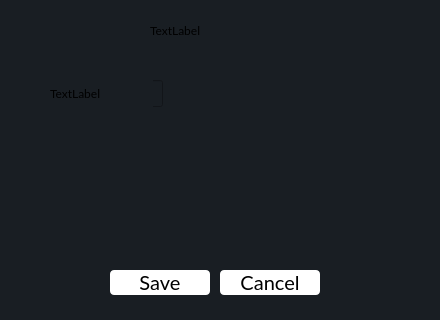
Old version of the form PhoneManagerGUI/ui/tariffeditwidget.ui in the repository tarashunchak/PhoneCompanyManager.
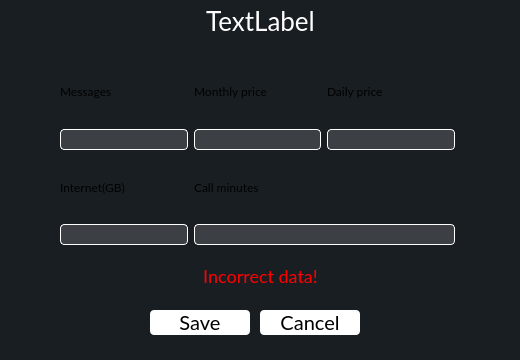
New version of the form.

Commit message: insertion widget layouts

The edit to the form file:
```diff
--- a/PhoneManagerGUI/ui/tariffeditwidget.ui
+++ b/PhoneManagerGUI/ui/tariffeditwidget.ui
@@ -6,8 +6,8 @@
    <rect>
     <x>0</x>
     <y>0</y>
-    <width>440</width>
-    <height>320</height>
+    <width>520</width>
+    <height>360</height>
    </rect>
   </property>
   <property name="windowTitle">
@@ -20,8 +20,8 @@
   <widget class="QPushButton" name="calcel_btn">
    <property name="geometry">
     <rect>
-     <x>220</x>
-     <y>270</y>
+     <x>260</x>
+     <y>310</y>
      <width>100</width>
      <height>25</height>
     </rect>
@@ -45,8 +45,8 @@
   <widget class="QPushButton" name="save_btn">
    <property name="geometry">
     <rect>
-     <x>110</x>
-     <y>270</y>
+     <x>150</x>
+     <y>310</y>
      <width>100</width>
      <height>25</height>
     </rect>
@@ -70,37 +70,172 @@
   <widget class="QLabel" name="tariff_name_label">
    <property name="geometry">
     <rect>
-     <x>150</x>
-     <y>20</y>
-     <width>141</width>
-     <height>21</height>
+     <x>0</x>
+     <y>0</y>
+     <width>521</width>
+     <height>41</height>
     </rect>
    </property>
+   <property name="styleSheet">
+    <string notr="true">background-color:transparent;
+color:white;
+font-family:Lato, Consolas;
+font-size:26px;</string>
+   </property>
    <property name="text">
     <string>TextLabel</string>
    </property>
+   <property name="alignment">
+    <set>Qt::AlignmentFlag::AlignCenter</set>
+   </property>
   </widget>
-  <widget class="QLineEdit" name="lineEdit">
+  <widget class="QWidget" name="layoutWidget">
    <property name="geometry">
     <rect>
-     <x>50</x>
-     <y>80</y>
-     <width>113</width>
-     <height>27</height>
+     <x>60</x>
+     <y>60</y>
+     <width>395</width>
+     <height>185</height>
     </rect>
    </property>
+   <layout class="QGridLayout" name="gridLayout">
+    <item row="0" column="0">
+     <layout class="QVBoxLayout" name="verticalLayout_5">
+      <item>
+       <widget class="QLabel" name="label_4">
+        <property name="text">
+         <string>Messages</string>
+        </property>
+       </widget>
+      </item>
+      <item>
+       <widget class="QLineEdit" name="messages_lineEdit">
+        <property name="styleSheet">
+         <string notr="true">background-color:rgba(200, 200, 200, 0.2);
+color:white;
+font-family:Lato, Consolas;
+font-size:14px;
+border-radius:4px;
+border:1px solid white;</string>
+        </property>
+       </widget>
+      </item>
+     </layout>
+    </item>
+    <item row="0" column="2">
+     <layout class="QVBoxLayout" name="verticalLayout_4">
+      <item>
+       <widget class="QLabel" name="label_3">
+        <property name="text">
+         <string>Daily price</string>
+        </property>
+       </widget>
+      </item>
+      <item>
+       <widget class="QLineEdit" name="daily_price_lineEdit">
+        <property name="styleSheet">
+         <string notr="true">background-color:rgba(200, 200, 200, 0.2);
+color:white;
+font-family:Lato, Consolas;
+font-size:14px;
+border-radius:4px;
+border:1px solid white;</string>
+        </property>
+       </widget>
+      </item>
+     </layout>
+    </item>
+    <item row="2" column="0">
+     <layout class="QVBoxLayout" name="verticalLayout_2">
+      <item>
+       <widget class="QLabel" name="label_5">
+        <property name="text">
+         <string>Internet(GB)</string>
+        </property>
+       </widget>
+      </item>
+      <item>
+       <widget class="QLineEdit" name="internet_lineEdit">
+        <property name="styleSheet">
+         <string notr="true">background-color:rgba(200, 200, 200, 0.2);
+color:white;
+font-family:Lato, Consolas;
+font-size:14px;
+border-radius:4px;
+border:1px solid white;</string>
+        </property>
+       </widget>
+      </item>
+     </layout>
+    </item>
+    <item row="2" column="1" colspan="2">
+     <layout class="QVBoxLayout" name="verticalLayout">
+      <item>
+       <widget class="QLabel" name="label">
+        <property name="text">
+         <string>Call minutes</string>
+        </property>
+       </widget>
+      </item>
+      <item>
+       <widget class="QLineEdit" name="call_minutes_lineEdit">
+        <property name="styleSheet">
+         <string notr="true">background-color:rgba(200, 200, 200, 0.2);
+color:white;
+font-family:Lato, Consolas;
+font-size:14px;
+border-radius:4px;
+border:1px solid white;</string>
+        </property>
+       </widget>
+      </item>
+     </layout>
+    </item>
+    <item row="0" column="1">
+     <layout class="QVBoxLayout" name="verticalLayout_3">
+      <item>
+       <widget class="QLabel" name="label_2">
+        <property name="text">
+         <string>Monthly price</string>
+        </property>
+       </widget>
+      </item>
+      <item>
+       <widget class="QLineEdit" name="monthly_price_lineEdit">
+        <property name="styleSheet">
+         <string notr="true">background-color:rgba(200, 200, 200, 0.2);
+color:white;
+font-family:Lato, Consolas;
+font-size:14px;
+border-radius:4px;
+border:1px solid white;</string>
+        </property>
+       </widget>
+      </item>
+     </layout>
+    </item>
+   </layout>
   </widget>
-  <widget class="QLabel" name="label">
+  <widget class="QLabel" name="incorrect_data_label">
    <property name="geometry">
     <rect>
-     <x>50</x>
-     <y>80</y>
-     <width>103</width>
-     <height>27</height>
+     <x>0</x>
+     <y>260</y>
+     <width>521</width>
+     <height>31</height>
     </rect>
    </property>
+   <property name="styleSheet">
+    <string notr="true">background-color:transparent;
+color:red;
+font-family:Lato, Consolas;
+font-size:18px;</string>
+   </property>
    <property name="text">
-    <string>TextLabel</string>
+    <string>Incorrect data!</string>
+   </property>
+   <property name="alignment">
+    <set>Qt::AlignmentFlag::AlignCenter</set>
    </property>
   </widget>
  </widget>
```
The commit also changes 40 other files.
